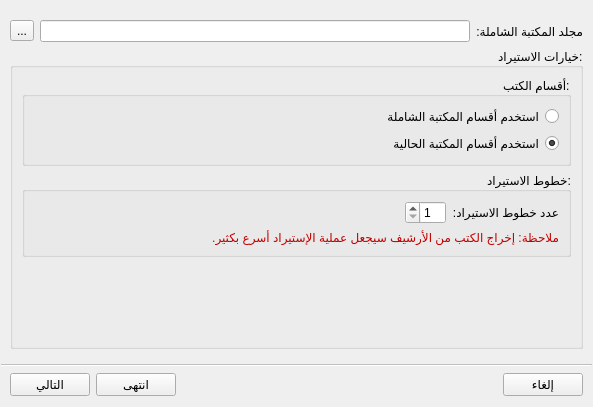
boussouira/moltaqa, file src/shamelaimportdialog.ui: the form before one commit.
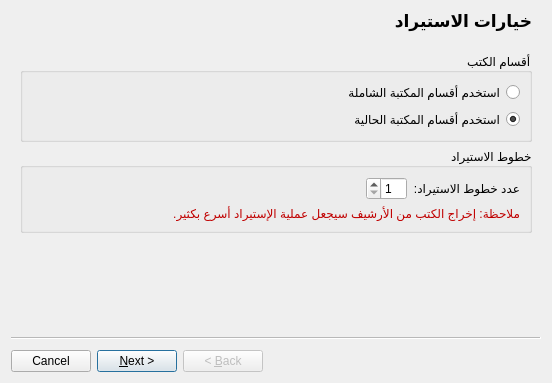
The form after the commit. Custom widgets are drawn as their Qt base class.

Commit message: Use QWizard with shamela import dialog

Diff of the .ui file:
```diff
--- a/src/shamelaimportdialog.ui
+++ b/src/shamelaimportdialog.ui
@@ -1,76 +1,33 @@
 <?xml version="1.0" encoding="UTF-8"?>
 <ui version="4.0">
  <class>ShamelaImportDialog</class>
- <widget class="QDialog" name="ShamelaImportDialog">
+ <widget class="QWizard" name="ShamelaImportDialog">
   <property name="geometry">
    <rect>
     <x>0</x>
     <y>0</y>
-    <width>593</width>
-    <height>407</height>
+    <width>552</width>
+    <height>383</height>
    </rect>
   </property>
   <property name="windowTitle">
-   <string>الاستيراد من الشاملة</string>
+   <string>Wizard</string>
   </property>
   <property name="layoutDirection">
    <enum>Qt::RightToLeft</enum>
   </property>
-  <layout class="QVBoxLayout" name="verticalLayout_4">
-   <property name="leftMargin">
-    <number>1</number>
+  <widget class="QWizardPage" name="pageImportOption">
+   <property name="title">
+    <string>خيارات الاستيراد</string>
    </property>
-   <property name="rightMargin">
-    <number>1</number>
-   </property>
-   <item>
-    <widget class="QStackedWidget" name="stackedWidget">
-     <widget class="QWidget" name="page">
       <layout class="QVBoxLayout" name="verticalLayout">
-       <property name="margin">
-        <number>9</number>
-       </property>
        <item>
-        <layout class="QHBoxLayout" name="horizontalLayout">
-         <item>
-          <widget class="QLabel" name="label">
-           <property name="text">
-            <string>مجلد المكتبة الشاملة:</string>
-           </property>
-          </widget>
-         </item>
-         <item>
-          <widget class="QLineEdit" name="lineShamelaDir">
-           <property name="readOnly">
-            <bool>true</bool>
-           </property>
-          </widget>
-         </item>
-         <item>
-          <widget class="QToolButton" name="buttonSelectShamela">
-           <property name="text">
-            <string>...</string>
-           </property>
-          </widget>
-         </item>
-        </layout>
-       </item>
-       <item>
-        <widget class="QGroupBox" name="groupImportOptions">
-         <property name="sizePolicy">
-          <sizepolicy hsizetype="Preferred" vsizetype="Expanding">
-           <horstretch>0</horstretch>
-           <verstretch>0</verstretch>
-          </sizepolicy>
-         </property>
-         <property name="title">
-          <string>خيارات الاستيراد:</string>
-         </property>
-         <layout class="QVBoxLayout" name="verticalLayout_3">
+     <widget class="FileChooserWidget" name="fileChooser" native="true"/>
+    </item>
           <item>
            <widget class="QGroupBox" name="groupBox_5">
             <property name="title">
-             <string>أقسام الكتب:</string>
+       <string>أقسام الكتب</string>
             </property>
             <layout class="QVBoxLayout" name="verticalLayout_11">
              <item>
@@ -113,7 +70,7 @@
           <item>
            <widget class="QGroupBox" name="groupBox">
             <property name="title">
-             <string>خطوط الاستيراد:</string>
+       <string>خطوط الاستيراد</string>
             </property>
             <layout class="QFormLayout" name="formLayout">
              <property name="labelAlignment">
@@ -165,11 +122,11 @@
           </item>
          </layout>
         </widget>
-       </item>
-      </layout>
-     </widget>
-     <widget class="QWidget" name="page_2">
-      <layout class="QVBoxLayout" name="verticalLayout_5">
+  <widget class="QWizardPage" name="pageBookSelection">
+   <property name="title">
+    <string>اختيار الكتب</string>
+   </property>
+   <layout class="QVBoxLayout" name="verticalLayout_2">
        <item>
         <layout class="QHBoxLayout" name="horizontalLayout_3">
          <item>
@@ -244,8 +201,11 @@
        </item>
       </layout>
      </widget>
-     <widget class="QWidget" name="pageMapCats">
-      <layout class="QVBoxLayout" name="verticalLayout_2">
+  <widget class="QWizardPage" name="pageCategoriesLink">
+   <property name="title">
+    <string>ربط الكتب بالأقسام</string>
+   </property>
+   <layout class="QVBoxLayout" name="verticalLayout_3">
        <item>
         <widget class="QLabel" name="label_4">
          <property name="text">
@@ -258,21 +218,11 @@
        </item>
       </layout>
      </widget>
-     <widget class="QWidget" name="page_4">
-      <layout class="QVBoxLayout" name="verticalLayout_10">
-       <item>
-        <widget class="QLabel" name="label_3">
-         <property name="text">
-          <string>جاري الاستيراد...</string>
-         </property>
-        </widget>
-       </item>
-       <item>
-        <widget class="QGroupBox" name="groupStep">
+  <widget class="WizardPage" name="pageImportProgress">
          <property name="title">
-          <string>استيراد الكتب:</string>
-         </property>
-         <layout class="QVBoxLayout" name="verticalLayout_9">
+    <string>جاري الإستيراد من المكتبة الشاملة</string>
+   </property>
+   <layout class="QVBoxLayout" name="verticalLayout_4">
           <item>
            <widget class="QProgressBar" name="progressBar">
             <property name="alignment">
@@ -283,78 +233,30 @@
             </property>
            </widget>
           </item>
-         </layout>
-        </widget>
-       </item>
        <item>
         <widget class="QListWidget" name="listDebug"/>
        </item>
       </layout>
      </widget>
     </widget>
-   </item>
-   <item>
-    <widget class="Line" name="line">
-     <property name="enabled">
-      <bool>false</bool>
-     </property>
-     <property name="orientation">
-      <enum>Qt::Horizontal</enum>
-     </property>
-    </widget>
-   </item>
-   <item>
-    <layout class="QHBoxLayout" name="horizontalLayout_2">
-     <property name="leftMargin">
-      <number>9</number>
-     </property>
-     <property name="rightMargin">
-      <number>9</number>
-     </property>
-     <item>
-      <widget class="QPushButton" name="pushCancel">
-       <property name="text">
-        <string>إلغاء</string>
-       </property>
-      </widget>
-     </item>
-     <item>
-      <spacer name="horizontalSpacer">
-       <property name="orientation">
-        <enum>Qt::Horizontal</enum>
-       </property>
-       <property name="sizeHint" stdset="0">
-        <size>
-         <width>40</width>
-         <height>20</height>
-        </size>
-       </property>
-      </spacer>
-     </item>
-     <item>
-      <widget class="QPushButton" name="pushDone">
-       <property name="text">
-        <string>انتهى</string>
-       </property>
-      </widget>
-     </item>
-     <item>
-      <widget class="QPushButton" name="pushNext">
-       <property name="text">
-        <string>التالي</string>
-       </property>
-      </widget>
-     </item>
-    </layout>
-   </item>
-  </layout>
- </widget>
  <customwidgets>
   <customwidget>
    <class>FilterLineEdit</class>
    <extends>QLineEdit</extends>
    <header>filterlineedit.h</header>
   </customwidget>
+  <customwidget>
+   <class>FileChooserWidget</class>
+   <extends>QWidget</extends>
+   <header>filechooserwidget.h</header>
+   <container>1</container>
+  </customwidget>
+  <customwidget>
+   <class>WizardPage</class>
+   <extends>QWizardPage</extends>
+   <header>wizardpage.h</header>
+   <container>1</container>
+  </customwidget>
  </customwidgets>
  <resources/>
  <connections/>
```
Lines whose indentation alone changed are shown as unchanged. The commit also changes 5 other files.
